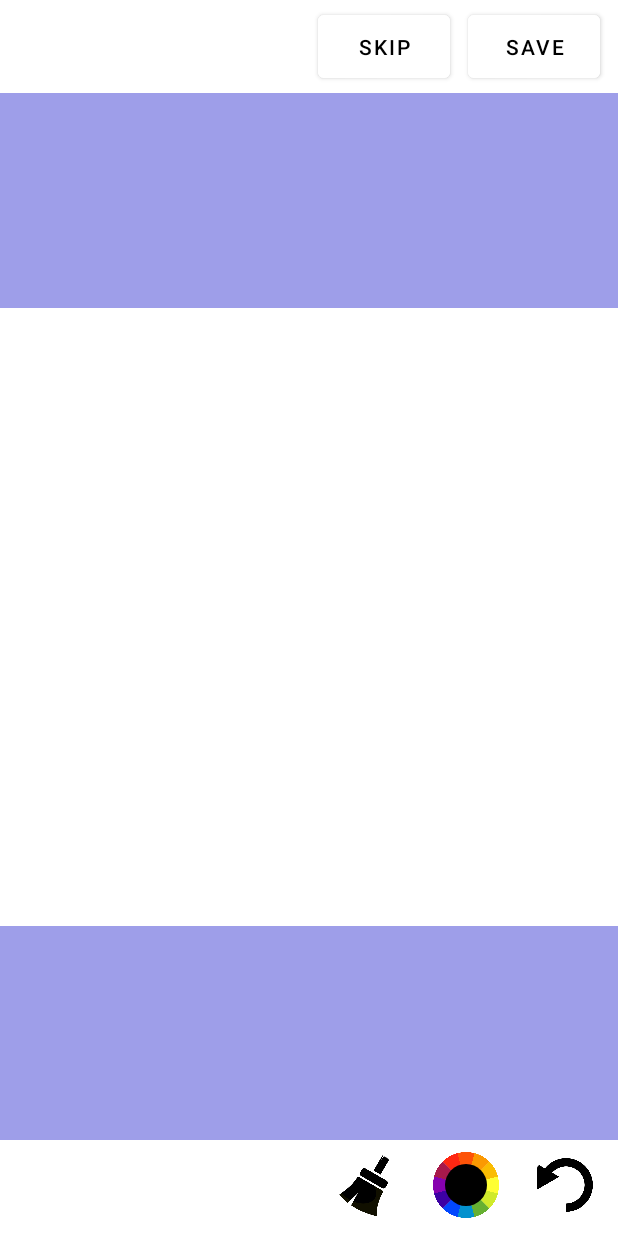
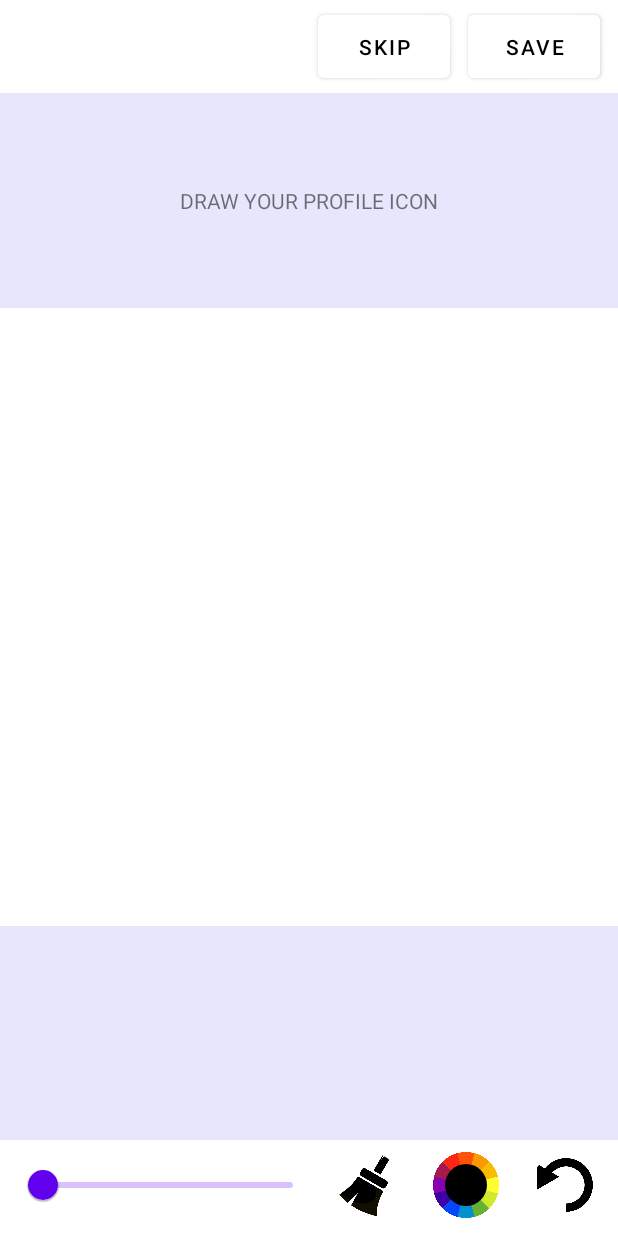
Before and after one commit to gelios93/androidProject, an Android app: the EditActivity screen opened directly, with no data from a screen before it, on a phone screen of 412 x 824 dp. Run offline under Robolectric (Android 15) with nearby library versions, the phone set to English and light mode, and no system bars; our stand-ins replace CircleImageView.

Commit message:
Profile image editing

```diff
--- a/DOYO/app/src/main/java/com/example/doyo/activities/EditActivity.kt
+++ b/DOYO/app/src/main/java/com/example/doyo/activities/EditActivity.kt
@@ -1,20 +1,22 @@
 package com.example.doyo.activities
 
-import android.content.Intent
-import android.graphics.Bitmap
 import android.graphics.Color
 import android.os.Bundle
 import com.example.doyo.R
-import com.example.doyo.views.PaintView
+import com.example.doyo.PaintView
 import com.example.drawingapp.ClearDialog
 import com.example.drawingapp.ColorPicker
 import android.view.animation.AnimationUtils
+import android.widget.Toast
 import androidx.appcompat.app.AppCompatActivity
 import com.example.doyo.databinding.ActivityEditBinding
-
-lateinit var editBinding: ActivityEditBinding
+import com.example.doyo.services.AccountService
+import com.example.doyo.services.HttpService
+import com.example.doyo.toBase64
 
 class EditActivity: AppCompatActivity(), ColorPicker.ColorPickerListener {
+
+    lateinit var editBinding: ActivityEditBinding
 
     override fun onCreate(savedInstanceState: Bundle?) {
         super.onCreate(savedInstanceState)
@@ -23,19 +25,15 @@ class EditActivity: AppCompatActivity(), ColorPicker.ColorPickerListener {
 
         val clickAnim = AnimationUtils.loadAnimation(this, R.anim.anim_draw_item)
 
-        val inputBitmap = intent?.getParcelableExtra<Bitmap>("BitmapImage")
-        //val inputBitmap = intent?.getStringExtra("BitmapImage")
-        if (inputBitmap != null)
-            println("We have icon here $inputBitmap")
-            //editBinding.paintView.setBitmapIcon(inputBitmap)
-        else
-            //editBinding.paintView.initEdit(Color.WHITE)
+        if (intent?.extras?.get("mode") == "new")
+            editBinding.paintView.init(Color.WHITE)
+        if (intent?.extras?.get("mode") == "edit")
+            editBinding.paintView.init(Color.WHITE, icon = AccountService.icon)
 
-        //Слайдер не находит
-        //editBinding.paintFooter.slider.addOnChangeListener { _, value, _ ->
-        //    PaintView.paint.strokeWidth = value
-        //}
 
+        editBinding.paintFooter.slider.addOnChangeListener { _, value, _ ->
+            PaintView.paint.strokeWidth = value
+        }
 
         editBinding.paintFooter.btnUndo.setOnClickListener {
             it.startAnimation(clickAnim)
@@ -56,11 +54,21 @@ class EditActivity: AppCompatActivity(), ColorPicker.ColorPickerListener {
 
         editBinding.paintHeader.btnSkip.setOnClickListener {
             it.startAnimation(clickAnim)
+            setResult(RESULT_CANCELED)
+            finish()
         }
 
         editBinding.paintHeader.btnSave.setOnClickListener {
             it.startAnimation(clickAnim)
-            setResult(RESULT_CANCELED, Intent())
+            val response = HttpService.editData(this, icon = toBase64(PaintView.bitmap))
+            if (response.get("message") == "Success") {
+                AccountService.icon = PaintView.bitmap
+                setResult(RESULT_OK)
+            }
+            else {
+                setResult(RESULT_CANCELED)
+                Toast.makeText(this, "Saving error", Toast.LENGTH_SHORT).show()
+            }
             finish()
         }
     }
--- a/DOYO/app/src/main/res/layout/activity_draw.xml
+++ b/DOYO/app/src/main/res/layout/activity_draw.xml
@@ -5,7 +5,7 @@
     xmlns:tools="http://schemas.android.com/tools"
     android:layout_width="match_parent"
     android:layout_height="match_parent"
-    android:background="#9e9ee9"
+    android:background="#e6e6fc"
     tools:context=".activities.DrawActivity">
 
     <include
@@ -29,13 +29,13 @@
                 android:visibility="invisible"
                 android:alpha="0.4"/>
 
-            <com.example.doyo.views.PaintView
+            <com.example.doyo.PaintView
                 android:id="@+id/paintView"
                 android:layout_width="match_parent"
                 android:layout_height="match_parent"
                 app:layout_constraintBottom_toBottomOf="parent"
                 tools:layout_editor_absoluteX="0dp">
-            </com.example.doyo.views.PaintView>
+            </com.example.doyo.PaintView>
 
     </RelativeLayout>
 
--- a/DOYO/app/src/main/res/layout/activity_edit.xml
+++ b/DOYO/app/src/main/res/layout/activity_edit.xml
@@ -6,7 +6,7 @@
     android:layout_width="match_parent"
     android:layout_height="match_parent"
     tools:context=".activities.EditActivity"
-    android:background="#9e9ee9">
+    android:background="#e6e6fc">
 
     <include
         android:id="@+id/paintHeader"
@@ -21,13 +21,13 @@
         app:layout_constraintDimensionRatio="H,1:1"
         app:layout_constraintBottom_toTopOf="@+id/layoutFooter"
         app:layout_constraintTop_toBottomOf="@+id/paintHeader">
-        <com.example.doyo.views.PaintView
+        <com.example.doyo.PaintView
             android:id="@+id/paintView"
             android:layout_width="match_parent"
             android:layout_height="match_parent"
             app:layout_constraintBottom_toBottomOf="parent"
             tools:layout_editor_absoluteX="0dp">
-        </com.example.doyo.views.PaintView>
+        </com.example.doyo.PaintView>
     </RelativeLayout>
 
     <androidx.constraintlayout.widget.ConstraintLayout
@@ -41,5 +41,15 @@
         </include>
     </androidx.constraintlayout.widget.ConstraintLayout>
 
+    <TextView
+        android:id="@+id/textView"
+        android:layout_width="wrap_content"
+        android:layout_height="wrap_content"
+        android:text="DRAW YOUR PROFILE ICON"
+        app:layout_constraintBottom_toTopOf="@+id/relativeLayout"
+        app:layout_constraintEnd_toEndOf="parent"
+        app:layout_constraintStart_toStartOf="parent"
+        app:layout_constraintTop_toBottomOf="@+id/paintHeader" />
+
 
 </androidx.constraintlayout.widget.ConstraintLayout>
--- a/DOYO/app/src/main/res/layout/activity_profile.xml
+++ b/DOYO/app/src/main/res/layout/activity_profile.xml
@@ -17,7 +17,7 @@
         app:layout_constraintTop_toTopOf="parent" />
 
     <ImageView
-        android:id="@+id/avatar"
+        android:id="@+id/icon"
         android:layout_width="160dp"
         android:layout_height="160dp"
         android:scaleType="fitXY"
@@ -38,7 +38,7 @@
         android:layout_marginTop="8dp"
         app:layout_constraintEnd_toEndOf="parent"
         app:layout_constraintStart_toStartOf="parent"
-        app:layout_constraintTop_toBottomOf="@+id/avatar" />
+        app:layout_constraintTop_toBottomOf="@+id/icon" />
 
     <Button
         android:id="@+id/create"
--- a/DOYO/app/src/main/res/layout/paint_footer.xml
+++ b/DOYO/app/src/main/res/layout/paint_footer.xml
@@ -8,34 +8,22 @@
     android:paddingBottom="4dp"
     android:background="@color/white">
 
-    <!--Временная замена слайдера-->
-    <androidx.constraintlayout.widget.ConstraintLayout
+    <com.google.android.material.slider.Slider
         android:id="@+id/slider"
         android:layout_width="204dp"
         android:layout_height="wrap_content"
+        android:stepSize="8"
+        android:value="16"
+        android:valueFrom="8"
+        android:valueTo="184"
         app:layout_constraintBottom_toBottomOf="parent"
         app:layout_constraintEnd_toStartOf="@+id/btnClear"
         app:layout_constraintHorizontal_bias="0.5"
         app:layout_constraintStart_toStartOf="parent"
-        app:layout_constraintTop_toTopOf="parent">
-    </androidx.constraintlayout.widget.ConstraintLayout>
-
-<!--    <com.google.android.material.slider.Slider-->
-<!--        android:id="@+id/slider"-->
-<!--        android:layout_width="204dp"-->
-<!--        android:layout_height="wrap_content"-->
-<!--        android:stepSize="8"-->
-<!--        android:value="24"-->
-<!--        android:valueFrom="8"-->
-<!--        android:valueTo="184"-->
-<!--        app:layout_constraintBottom_toBottomOf="parent"-->
-<!--        app:layout_constraintEnd_toStartOf="@+id/btnClear"-->
-<!--        app:layout_constraintHorizontal_bias="0.5"-->
-<!--        app:layout_constraintStart_toStartOf="parent"-->
-<!--        app:layout_constraintTop_toTopOf="parent"-->
-<!--        app:tickVisible="false"-->
-<!--        tools:layout_editor_absoluteY="0dp">-->
-<!--    </com.google.android.material.slider.Slider>-->
+        app:layout_constraintTop_toTopOf="parent"
+        app:tickVisible="false"
+        tools:layout_editor_absoluteY="0dp">
+    </com.google.android.material.slider.Slider>
 
     <de.hdodenhof.circleimageview.CircleImageView
     android:id="@+id/btnClear"
```
Also changed, not shown: DOYO/app/src/main/java/com/example/doyo/GlobalValues.kt (+0 -17 lines), DOYO/app/src/main/java/com/example/doyo/PaintView.kt (renamed from DOYO/app/src/main/java/com/example/doyo/views/PaintView.kt, +27 -9 lines), DOYO/app/src/main/java/com/example/doyo/activities/DrawActivity.kt (+5 -7 lines), DOYO/app/src/main/java/com/example/doyo/activities/ProfileActivity.kt (+18 -28 lines), DOYO/app/src/main/java/com/example/doyo/contracts/EditContract.kt (+7 -9 lines).
